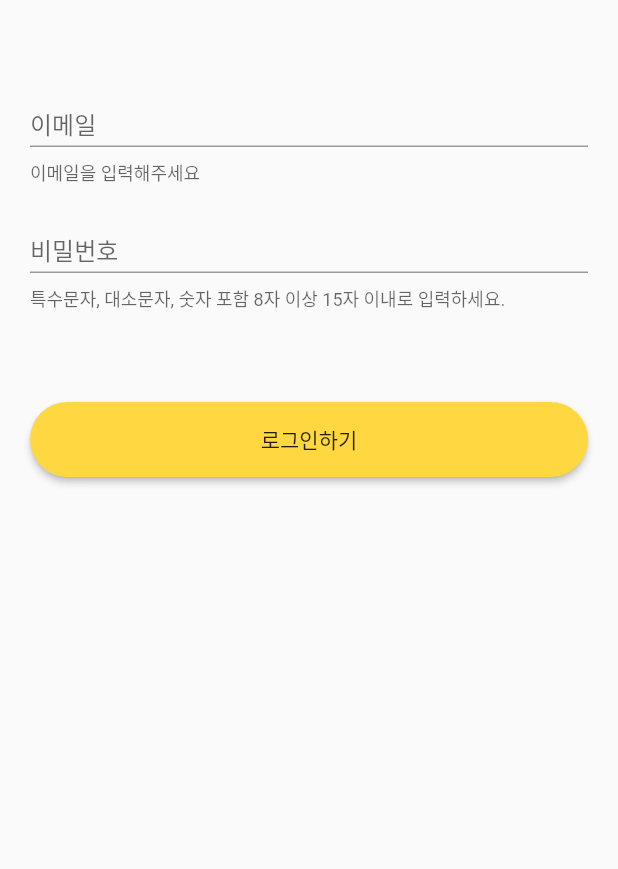
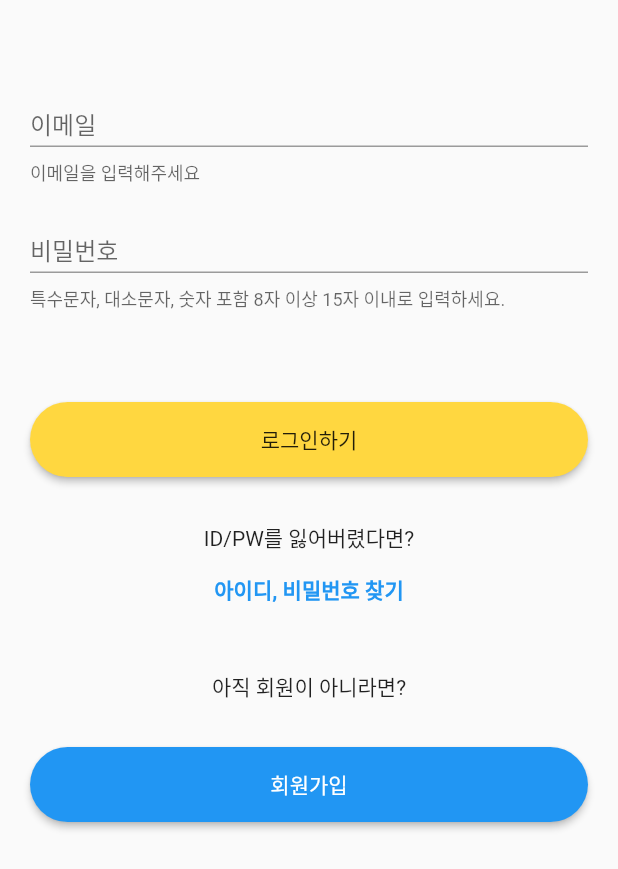
Before and after one commit to hrlee0424/community_stock, a Flutter app: the screen it shows after launch, on a phone screen of 412 x 824 dp. Shown: the top 869 px of the screen. Run offline on Flutter 3.47's test engine with Material 2 defaults, Android fonts, the phone set to English and light mode, and no system bars; our stand-ins replace firebase_auth, firebase_core, logger; accounts and stored records are empty.

Commit message:
firebase Email LOGIN

```diff
--- a/lib/common/widget_style.dart
+++ b/lib/common/widget_style.dart
@@ -1,9 +1,9 @@
 import 'package:flutter/material.dart';
 
 class WidgetCustom{
-  Widget showBtn(Text text, getFunction) {
+  Widget showBtn(double paddingTop, Text text, getFunction, Color backColor) {
     return Padding(
-        padding: EdgeInsets.only(top: 50),
+        padding: EdgeInsets.only(top: paddingTop),
         child: Container(
           width: double.infinity,
           child: MaterialButton(
@@ -14,9 +14,10 @@ class WidgetCustom{
             },
             shape:
             RoundedRectangleBorder(borderRadius: BorderRadius.circular(30)),
-            color: Colors.amberAccent,
+            color: backColor,
           ),
         ));
   }
 
+
 }
--- a/lib/login.dart
+++ b/lib/login.dart
@@ -2,6 +2,7 @@ import 'package:community_stock/common/decoration.dart';
 import 'package:community_stock/firebase.dart';
 import 'package:community_stock/common/validate.dart';
 import 'package:community_stock/common/widget_style.dart';
+import 'package:community_stock/signup.dart';
 import 'package:firebase_core/firebase_core.dart';
 import 'package:flutter/cupertino.dart';
 import 'package:flutter/material.dart';
@@ -33,7 +34,11 @@ class _LoginState extends State<Login> {
             children: [
               _inputEmail(),
               _inputPW(),
-              WidgetCustom().showBtn(Text('로그인하기'), _login)
+              WidgetCustom().showBtn(50.0, Text('로그인하기'), _login, Colors.amberAccent),
+              Padding(padding: EdgeInsets.only(top: 30), child: Text('ID/PW를 잃어버렸다면?'),),
+              _findIdPw(),
+              Padding(padding: EdgeInsets.only(top: 30), child: Text('아직 회원이 아니라면?'),),
+              WidgetCustom().showBtn(30.0, Text('회원가입', style: TextStyle(color: Colors.white),), _signUp, Colors.blue)
             ],
           ),
         ),)
@@ -67,6 +72,11 @@ class _LoginState extends State<Login> {
         ));
   }
 
+  Widget _findIdPw(){
+    return TextButton(onPressed: (){},
+        child: Text('아이디, 비밀번호 찾기', style: TextStyle(fontWeight: FontWeight.bold),));
+  }
+
   void _login() async{
     if (formKey.currentState.validate()) {
       await Firebase.initializeApp();
@@ -78,6 +88,10 @@ class _LoginState extends State<Login> {
         }
       });
     }
+  }
+
+  void _signUp() {
+    Navigator.push(context, MaterialPageRoute(builder : (context) => SignUp()));
   }
 
   void _showAlertDialog(BuildContext context) async {
--- a/lib/signup.dart
+++ b/lib/signup.dart
@@ -41,7 +41,7 @@ class _SignUpState extends State<SignUp> {
             child: Padding(
               padding: EdgeInsets.fromLTRB(20.0, 10.0, 20.0, 5.0),
               child: Column(
-                children: [_inputEmail(), _inputPW(), WidgetCustom().showBtn(Text('가입하기'), _signUp)],
+                children: [_inputEmail(), _inputPW(), WidgetCustom().showBtn(50.0, Text('가입하기'), _signUp, Colors.amberAccent)],
               ),
             )));
   }
```
